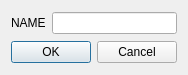
Qt form gpw_project/gpw_app/addname.ui (torrancee/gpwapp) before a commit.
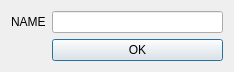
The same form after that commit.

Commit message: [gpw::wpog] validation for add name added

Diff of the .ui file:
```diff
--- a/gpw_project/gpw_app/addname.ui
+++ b/gpw_project/gpw_app/addname.ui
@@ -6,14 +6,14 @@
    <rect>
     <x>0</x>
     <y>0</y>
-    <width>178</width>
-    <height>75</height>
+    <width>234</width>
+    <height>67</height>
    </rect>
   </property>
   <property name="windowTitle">
    <string>Dialog</string>
   </property>
-  <layout class="QGridLayout" name="gridLayout">
+  <layout class="QFormLayout" name="formLayout">
    <item row="0" column="0">
     <widget class="QLabel" name="name">
      <property name="text">
@@ -24,13 +24,10 @@
    <item row="0" column="1">
     <widget class="QLineEdit" name="nameEdit"/>
    </item>
-   <item row="1" column="0" colspan="2">
-    <widget class="QDialogButtonBox" name="buttonBox">
-     <property name="orientation">
-      <enum>Qt::Horizontal</enum>
-     </property>
-     <property name="standardButtons">
-      <set>QDialogButtonBox::Cancel|QDialogButtonBox::Ok</set>
+   <item row="1" column="1">
+    <widget class="QPushButton" name="okButton">
+     <property name="text">
+      <string>OK</string>
      </property>
     </widget>
    </item>
```
Left out of the diff: 35 changed lines with no effect on the pictures. The commit also changes 2 other files.
